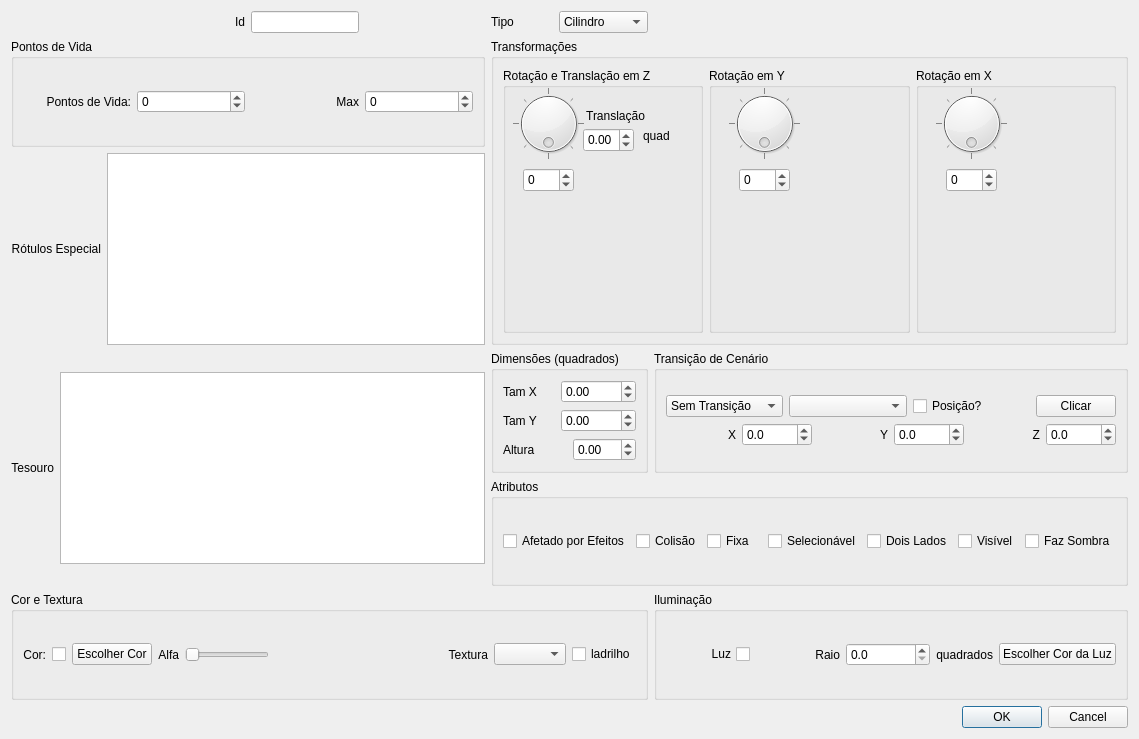
Old version of the form ifg/qt/ui/forma.ui in the repository matferib/tabuleiro-virtual.
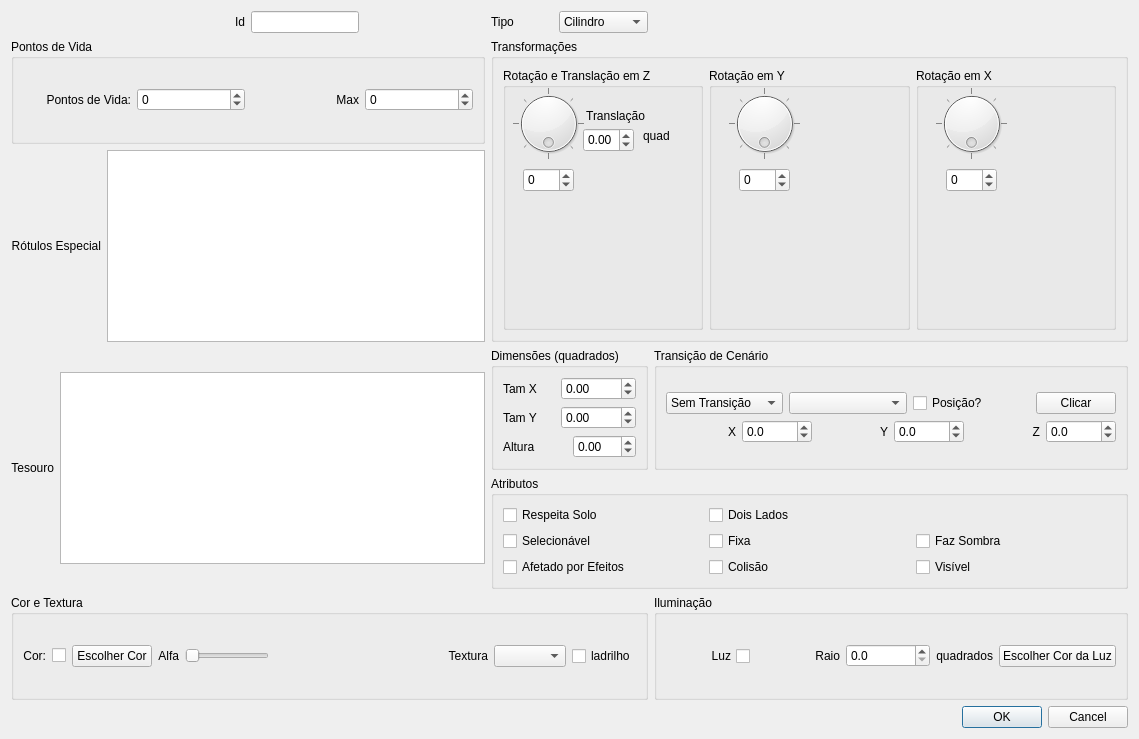
New version of the form.

Commit message: inicio ui pergaminhos

```diff
--- a/ifg/qt/ui/forma.ui
+++ b/ifg/qt/ui/forma.ui
@@ -542,10 +542,22 @@
      <property name="title">
       <string>Atributos</string>
      </property>
-     <layout class="QHBoxLayout" name="horizontalLayout_25">
-      <item>
-       <layout class="QHBoxLayout" name="horizontalLayout_11">
-        <item>
+     <layout class="QGridLayout" name="gridLayout_3">
+      <item row="0" column="0">
+       <widget class="QCheckBox" name="checkbox_respeita_solo">
+        <property name="text">
+         <string>Respeita Solo</string>
+        </property>
+       </widget>
+      </item>
+      <item row="1" column="0">
+       <widget class="QCheckBox" name="checkbox_selecionavel">
+        <property name="text">
+         <string>Selecionável</string>
+        </property>
+       </widget>
+      </item>
+      <item row="2" column="0">
          <widget class="QCheckBox" name="checkbox_afetado_por_efeitos">
           <property name="toolTip">
            <string>Marque se objeto pode ser afetado por efeitos.</string>
@@ -555,7 +567,7 @@
           </property>
          </widget>
         </item>
-        <item>
+      <item row="2" column="1">
          <widget class="QCheckBox" name="checkbox_colisao">
           <property name="toolTip">
            <string>Se verdadeiro, nao sera movel. Selecionavel apenas com duplo clique.</string>
@@ -565,7 +577,7 @@
           </property>
          </widget>
         </item>
-        <item>
+      <item row="1" column="1">
          <widget class="QCheckBox" name="checkbox_fixa">
           <property name="toolTip">
            <string>Se verdadeiro, nao sera movel. Selecionavel apenas com duplo clique.</string>
@@ -575,14 +587,7 @@
           </property>
          </widget>
         </item>
-        <item>
-         <widget class="QCheckBox" name="checkbox_selecionavel">
-          <property name="text">
-           <string>Selecionável</string>
-          </property>
-         </widget>
-        </item>
-        <item>
+      <item row="0" column="1">
          <widget class="QCheckBox" name="checkbox_dois_lados">
           <property name="toolTip">
            <string>Se verdadeiro, nos dois lados da primitiva serão desenhados.</string>
@@ -592,7 +597,17 @@
           </property>
          </widget>
         </item>
-        <item>
+      <item row="1" column="2">
+       <widget class="QCheckBox" name="checkbox_faz_sombra">
+        <property name="toolTip">
+         <string>Se verdadeiro, nao sera movel. Selecionavel apenas com duplo clique.</string>
+        </property>
+        <property name="text">
+         <string>Faz Sombra</string>
+        </property>
+       </widget>
+      </item>
+      <item row="2" column="2">
          <widget class="QCheckBox" name="checkbox_visibilidade">
           <property name="enabled">
            <bool>true</bool>
@@ -608,18 +623,6 @@
           </property>
          </widget>
         </item>
-        <item>
-         <widget class="QCheckBox" name="checkbox_faz_sombra">
-          <property name="toolTip">
-           <string>Se verdadeiro, nao sera movel. Selecionavel apenas com duplo clique.</string>
-          </property>
-          <property name="text">
-           <string>Faz Sombra</string>
-          </property>
-         </widget>
-        </item>
-       </layout>
-      </item>
      </layout>
     </widget>
    </item>
```
Left out of the diff: 4 changed lines with no effect on the pictures. Lines whose indentation alone changed are shown as unchanged. The commit also changes 4 other files.
